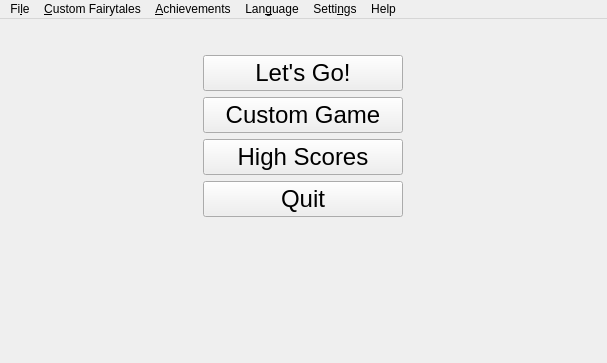
Above: ui/mainwindow.ui from tdauth/gustavsfairyland before the change. Below: the same form after it.
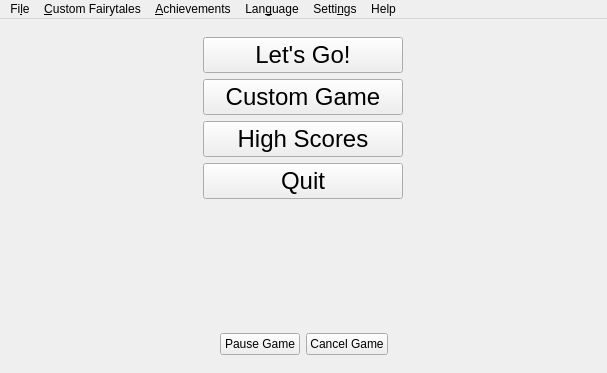
That is the form after the change. Icons and pictures are not drawn.

Commit message: Added additional game buttons

```diff
--- a/ui/mainwindow.ui
+++ b/ui/mainwindow.ui
@@ -73,7 +73,7 @@
       </property>
      </widget>
     </item>
-    <item row="9" column="0">
+    <item row="11" column="0">
      <widget class="QWidget" name="gameAreaWidget" native="true">
       <property name="sizePolicy">
        <sizepolicy hsizetype="Expanding" vsizetype="Expanding">
@@ -226,6 +226,52 @@
       </layout>
      </widget>
     </item>
+    <item row="12" column="0">
+     <widget class="QWidget" name="gameButtonsWidget" native="true">
+      <layout class="QHBoxLayout" name="horizontalLayout">
+       <item>
+        <spacer name="horizontalSpacer">
+         <property name="orientation">
+          <enum>Qt::Horizontal</enum>
+         </property>
+         <property name="sizeHint" stdset="0">
+          <size>
+           <width>40</width>
+           <height>20</height>
+          </size>
+         </property>
+        </spacer>
+       </item>
+       <item>
+        <widget class="QPushButton" name="pauseGamePushButton">
+         <property name="text">
+          <string>Pause Game</string>
+         </property>
+        </widget>
+       </item>
+       <item>
+        <widget class="QPushButton" name="cancelGamePushButton">
+         <property name="text">
+          <string>Cancel Game</string>
+         </property>
+        </widget>
+       </item>
+       <item>
+        <spacer name="horizontalSpacer_2">
+         <property name="orientation">
+          <enum>Qt::Horizontal</enum>
+         </property>
+         <property name="sizeHint" stdset="0">
+          <size>
+           <width>40</width>
+           <height>20</height>
+          </size>
+         </property>
+        </spacer>
+       </item>
+      </layout>
+     </widget>
+    </item>
    </layout>
   </widget>
   <widget class="QMenuBar" name="menubar">
```
The commit also changes 3 other files.
